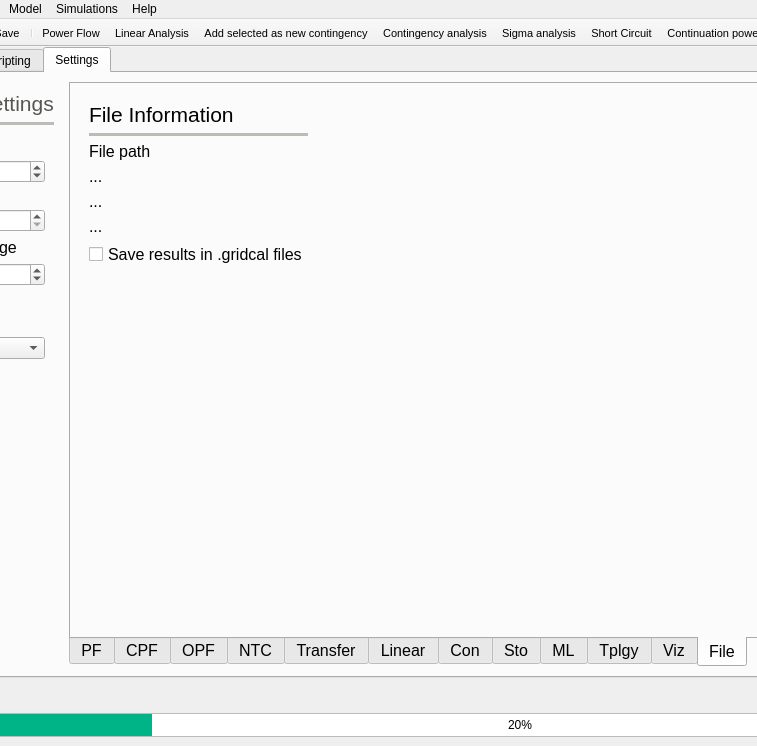
Above: src/GridCal/Gui/Main/MainWindow.ui from SanPen/GridCal before the change; both pictures show x 149 to 906 and y 0 to 746 of the 1292 by 746 pixel window. Below: the same form after it.
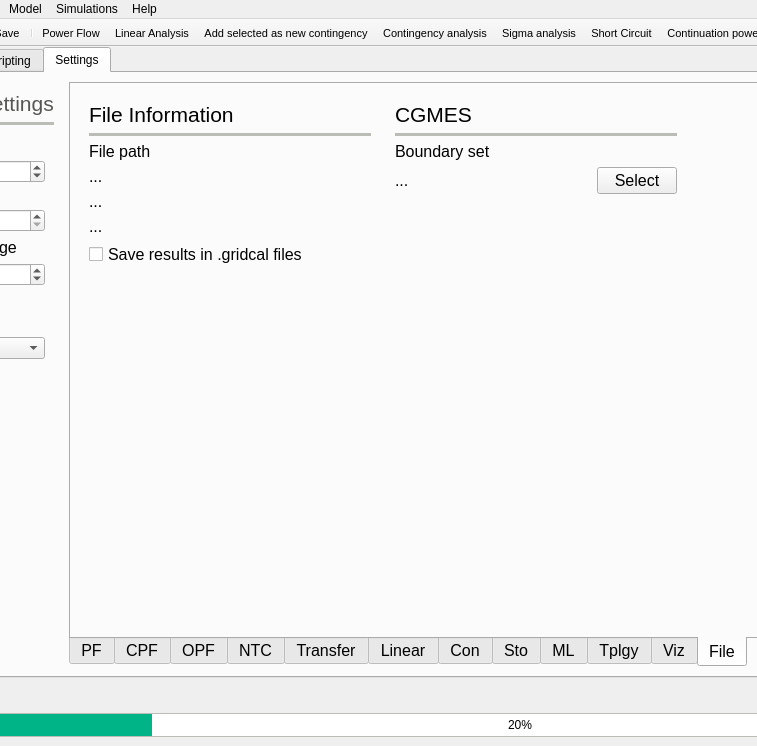
That is the form after the change. The open tabs and pages were chosen to show the change. Icons and pictures are not drawn.

Commit message: Implemented early CGMES boundary select from the GUI

What changed in the file:
```diff
--- a/src/GridCal/Gui/Main/MainWindow.ui
+++ b/src/GridCal/Gui/Main/MainWindow.ui
@@ -7531,6 +7531,12 @@
            <layout class="QHBoxLayout" name="horizontalLayout_40">
             <item>
              <widget class="QFrame" name="frame_77">
+              <property name="minimumSize">
+               <size>
+                <width>300</width>
+                <height>0</height>
+               </size>
+              </property>
               <property name="frameShape">
                <enum>QFrame::NoFrame</enum>
               </property>
@@ -7660,6 +7666,132 @@
               </layout>
              </widget>
             </item>
+            <item>
+             <widget class="QFrame" name="frame_79">
+              <property name="minimumSize">
+               <size>
+                <width>300</width>
+                <height>0</height>
+               </size>
+              </property>
+              <property name="frameShape">
+               <enum>QFrame::NoFrame</enum>
+              </property>
+              <property name="frameShadow">
+               <enum>QFrame::Raised</enum>
+              </property>
+              <layout class="QGridLayout" name="gridLayout_5">
+               <item row="5" column="0">
+                <spacer name="verticalSpacer_25">
+                 <property name="orientation">
+                  <enum>Qt::Vertical</enum>
+                 </property>
+                 <property name="sizeHint" stdset="0">
+                  <size>
+                   <width>20</width>
+                   <height>436</height>
+                  </size>
+                 </property>
+                </spacer>
+               </item>
+               <item row="3" column="0">
+                <widget class="QLabel" name="cgmes_boundary_set_label">
+                 <property name="toolTip">
+                  <string>Path of the CGMES default boundary set (single zip file)</string>
+                 </property>
+                 <property name="text">
+                  <string>...</string>
+                 </property>
+                </widget>
+               </item>
+               <item row="3" column="1">
+                <widget class="QPushButton" name="selectCGMESBoundarySetButton">
+                 <property name="maximumSize">
+                  <size>
+                   <width>80</width>
+                   <height>16777215</height>
+                  </size>
+                 </property>
+                 <property name="toolTip">
+                  <string>Select the CGMES boundary set (single zip file)</string>
+                 </property>
+                 <property name="text">
+                  <string>Select</string>
+                 </property>
+                </widget>
+               </item>
+               <item row="2" column="0" colspan="2">
+                <widget class="QLabel" name="label_90">
+                 <property name="text">
+                  <string>Boundary set</string>
+                 </property>
+                </widget>
+               </item>
+               <item row="1" column="0" colspan="2">
+                <widget class="Line" name="line_31">
+                 <property name="palette">
+                  <palette>
+                   <active>
+                    <colorrole role="WindowText">
+                     <brush brushstyle="SolidPattern">
+                      <color alpha="255">
+                       <red>186</red>
+                       <green>189</green>
+                       <blue>182</blue>
+                      </color>
+                     </brush>
+                    </colorrole>
+                   </active>
+                   <inactive>
+                    <colorrole role="WindowText">
+                     <brush brushstyle="SolidPattern">
+                      <color alpha="255">
+                       <red>186</red>
+                       <green>189</green>
+                       <blue>182</blue>
+                      </color>
+                     </brush>
+                    </colorrole>
+                   </inactive>
+                   <disabled>
+                    <colorrole role="WindowText">
+                     <brush brushstyle="SolidPattern">
+                      <color alpha="255">
+                       <red>190</red>
+                       <green>190</green>
+                       <blue>190</blue>
+                      </color>
+                     </brush>
+                    </colorrole>
+                   </disabled>
+                  </palette>
+                 </property>
+                 <property name="frameShadow">
+                  <enum>QFrame::Plain</enum>
+                 </property>
+                 <property name="lineWidth">
+                  <number>4</number>
+                 </property>
+                 <property name="orientation">
+                  <enum>Qt::Horizontal</enum>
+                 </property>
+                </widget>
+               </item>
+               <item row="0" column="0" colspan="2">
+                <widget class="QLabel" name="label_134">
+                 <property name="font">
+                  <font>
+                   <pointsize>16</pointsize>
+                  </font>
+                 </property>
+                 <property name="text">
+                  <string>CGMES</string>
+                 </property>
+                </widget>
+               </item>
+              </layout>
+             </widget>
+            </item>
             <item>
              <spacer name="horizontalSpacer_27">
               <property name="orientation">
```
The commit also changes 2 other files.
